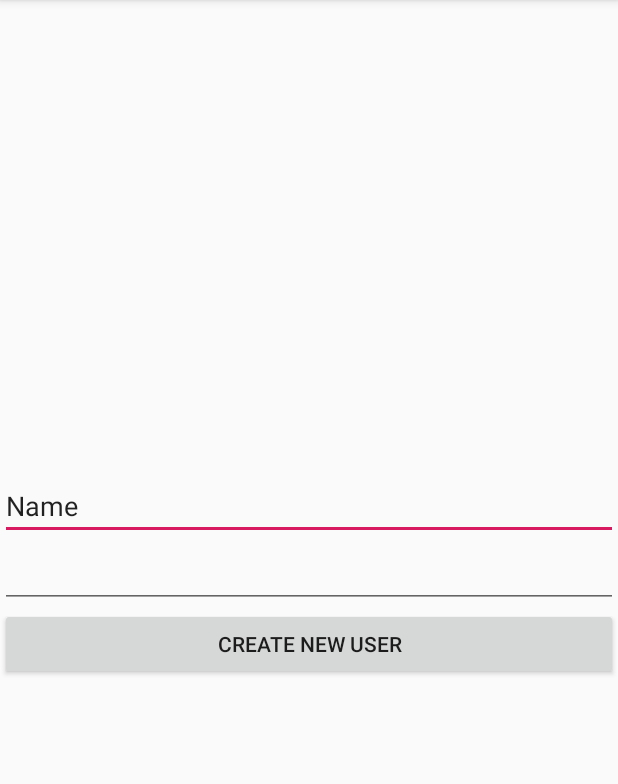
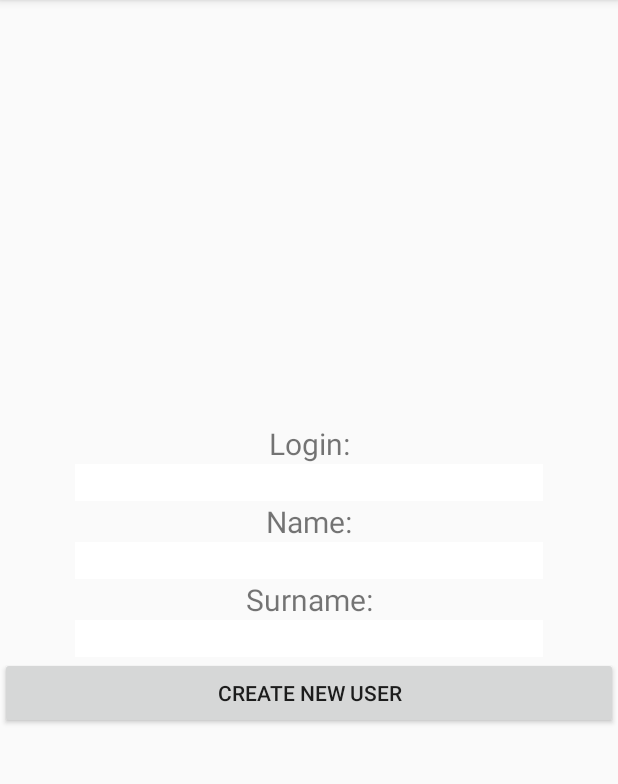
Before and after one commit to ArkadiuszKubiak/kursgrupaa, an Android app: the CreateNewUserView screen opened directly, with no data from a screen before it, on a phone screen of 412 x 824 dp, the part 84-868 px from its top. Run offline under Robolectric (Android 15) with nearby library versions, the phone set to English and light mode, and no system bars; our stand-ins replace Room's generated code; libraries missing offline, so code that uses them is left out: org.jetbrains.anko.

Commit message:
Some layout stuff being done.

```diff
--- a/app/src/main/java/com/example/homework1/course/viewmodels/SharedViewModel.kt
+++ b/app/src/main/java/com/example/homework1/course/viewmodels/SharedViewModel.kt
@@ -7,6 +7,7 @@ import com.example.homework1.course.database.PokemonRepository
 
 
 class SharedViewModel(repository: PokemonRepository, application: Application) : ViewModelBase(repository, application) {
+
     val pokName = MutableLiveData<String>()
     val pokImg = MutableLiveData<String>()
     var numClicks = ArrayList<Int>()
--- a/app/src/main/java/com/example/homework1/course/views/CreateNewUserView.kt
+++ b/app/src/main/java/com/example/homework1/course/views/CreateNewUserView.kt
@@ -9,17 +9,21 @@ import android.widget.Toast
 import androidx.appcompat.app.AppCompatActivity
 import androidx.lifecycle.ViewModelProviders
 import com.example.homework1.R
+import com.example.homework1.course.utilities.TAG
 import com.example.homework1.course.viewmodels.MyViewModelFactory
 import com.example.homework1.course.viewmodels.PokeDexViewModel
+import kotlinx.android.synthetic.main.activity_main.LoginTest
+import kotlinx.android.synthetic.main.create_new_user_view.*
 
 class CreateNewUserView : AppCompatActivity() {
 
     private lateinit var model: PokeDexViewModel
 
-    var passwd: TextView? = null
-    var user: TextView? = null
+    var login: TextView? = null
+    var name: TextView? = null
+    var surname: TextView? = null
 
-    companion object{
+    companion object {
         var CREATE_NEW_USER_DESCRIPTION = "CREATE_NEW_USER_DESCRIPTION"
     }
 
@@ -29,19 +33,21 @@ class CreateNewUserView : AppCompatActivity() {
 
         model = ViewModelProviders.of(this, MyViewModelFactory(this.application)).get(PokeDexViewModel::class.java)
 
-        passwd = findViewById(R.id.Password) as TextView
-        user = findViewById(R.id.UserName) as TextView
-
-        model.createNewTrainer(user!!.text.toString())
+        login = LoginTest
+        name = NameTest
+        surname = SurnameTest
     }
 
-   fun createNewUser(view: View)
-   {
-       if (!passwd?.text?.isEmpty()!! && !user?.text?.isEmpty()!!) {
-           // 2
+    fun createNewUser(view: View) {
+        if (!login?.text?.isEmpty()!! && !name?.text?.isEmpty()!! && !surname?.text?.isEmpty()!!) {
+            model.createNewTrainer(login!!.text.toString(), name!!.text.toString(), surname!!.text.toString())
+            val msg = "User added: {}:{}:{}".format(login!!.text, name!!.text, surname!!.text)
+            Log.d(TAG, msg)
+            Toast.makeText(applicationContext, msg, Toast.LENGTH_LONG).show()
+
             val result = this.intent
-           result.putExtra(CREATE_NEW_USER_DESCRIPTION, user?.text.toString())
-           Log.d("arek", "" + user?.text)
+            result.putExtra(CREATE_NEW_USER_DESCRIPTION, login?.text.toString())
+
             setResult(Activity.RESULT_OK, result)
             finish()
         } else {
--- a/app/src/main/res/layout/create_new_user_view.xml
+++ b/app/src/main/res/layout/create_new_user_view.xml
@@ -1,34 +1,73 @@
 <?xml version="1.0" encoding="utf-8"?>
 
 <LinearLayout xmlns:android="http://schemas.android.com/apk/res/android"
-            xmlns:tools="http://schemas.android.com/tools"
-            android:id="@+id/linearLayout"
+        xmlns:tools="http://schemas.android.com/tools"
+        android:id="@+id/linearLayout"
+        android:layout_width="match_parent"
+        android:layout_height="match_parent"
+        android:gravity="center"
+        android:orientation="vertical"
+        tools:context=".course.views.CreateNewUserView">
+
+    <TextView
             android:layout_width="match_parent"
-            android:layout_height="match_parent"
-            android:orientation="vertical"
+            android:layout_height="wrap_content"
             android:gravity="center"
-            tools:context=".course.views.CreateNewUserView" >
+            android:text="Login:"
+            android:textSize="20dp" />
 
     <EditText
-            android:id="@+id/UserName"
+            android:id="@+id/LoginTest"
             android:layout_width="match_parent"
             android:layout_height="wrap_content"
+            android:layout_marginHorizontal="50dp"
+            android:background="@color/cardview_light_background"
             android:ems="10"
+            android:gravity="center"
             android:inputType="textPersonName"
-            android:text="Name" />
+            android:text="" />
+
+    <TextView
+            android:layout_width="match_parent"
+            android:layout_height="wrap_content"
+            android:gravity="center"
+            android:text="Name:"
+            android:textSize="20dp" />
 
     <EditText
-            android:id="@+id/Password"
+            android:id="@+id/NameTest"
             android:layout_width="match_parent"
             android:layout_height="wrap_content"
+            android:layout_marginHorizontal="50dp"
+            android:background="@color/cardview_light_background"
             android:ems="10"
-            android:inputType="textPassword" />
+            android:gravity="center"
+            android:inputType="textPersonName"
+            android:text="" />
+
+    <TextView
+            android:layout_width="match_parent"
+            android:layout_height="wrap_content"
+            android:gravity="center"
+            android:text="Surname:"
+            android:textSize="20dp" />
+
+    <EditText
+            android:id="@+id/SurnameTest"
+            android:layout_width="match_parent"
+            android:layout_height="wrap_content"
+            android:layout_marginHorizontal="50dp"
+            android:background="@color/cardview_light_background"
+            android:ems="10"
+            android:gravity="center"
+            android:inputType="textPersonName"
+            android:text="" />
 
     <Button
             android:id="@+id/button"
             android:layout_width="match_parent"
+            android:layout_height="wrap_content"
             android:onClick="createNewUser"
-            android:layout_height="wrap_content"
             android:text="Create new user" />
 
 </LinearLayout>
```
Also changed, not shown: app/src/main/java/com/example/homework1/course/viewmodels/LoginViewModel.kt (deleted, +0 -10 lines), app/src/main/java/com/example/homework1/course/views/MainActivity.kt (+3 -4 lines), app/src/main/res/layout/activity_main.xml (+23 -10 lines). Lines whose indentation alone changed are shown as unchanged.
